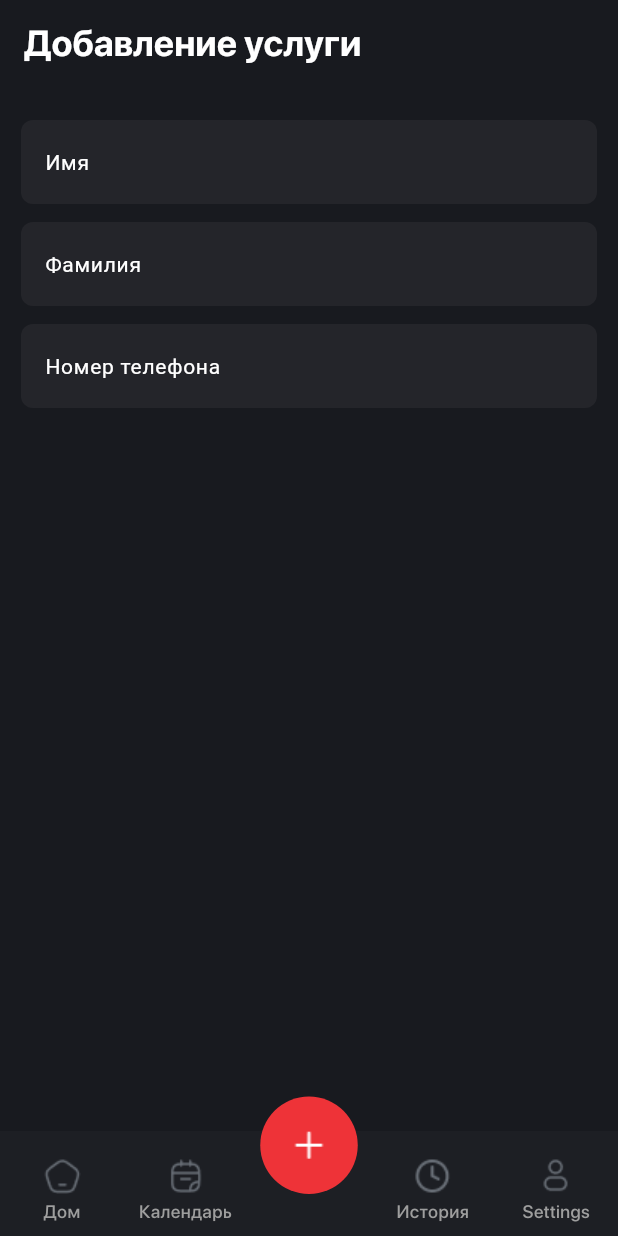
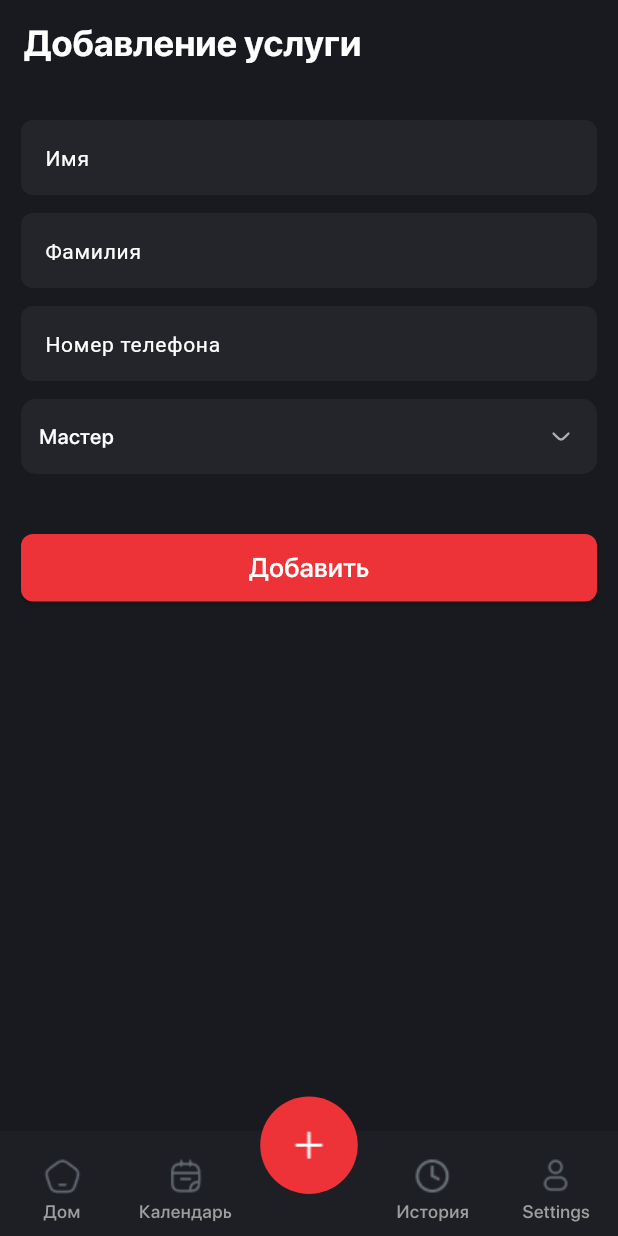
Before and after one commit to rahimov27/a1_workspace, a Flutter app: the screen it shows after launch, item 3 of the bottom bar chosen, on a phone screen of 412 x 824 dp. Run offline on Flutter 3.47's test engine with Material 3 defaults, Android fonts, the phone set to English and light mode, and no system bars; drawn by our look-alikes of persistent_bottom_nav_bar; our stand-ins replace flutter_svg; Roboto replaces fonts that are missing (sf-regualr).

Commit message:
service page added dropdown button and red button

```diff
--- a/lib/app.dart
+++ b/lib/app.dart
@@ -1,4 +1,4 @@
-import 'package:a1_workspace/features/home/presentation/pages/home_page.dart';
+import 'package:a1_workspace/features/login/presentation/pages/login_page.dart';
 import 'package:a1_workspace/shared/theme/theme.dart';
 import 'package:flutter/material.dart';
 
@@ -10,7 +10,7 @@ class App extends StatelessWidget {
     return MaterialApp(
       theme: theme,
       // home: const LoginPage(),
-      home: const HomePage(),
+      home: const LoginPage(),
     );
   }
 }
--- a/lib/features/login/presentation/pages/login_page.dart
+++ b/lib/features/login/presentation/pages/login_page.dart
@@ -38,7 +38,9 @@ class LoginPage extends StatelessWidget {
                   child: ForgotPasswordText(),
                 ),
                 SizedBox(height: 40),
-                AppButtonWIdget()
+                AppButtonWidget(
+                  text: "Войти",
+                )
               ],
             ),
           ),
--- a/lib/features/login/presentation/widgets/app_button_w_idget.dart
+++ b/lib/features/login/presentation/widgets/app_button_w_idget.dart
@@ -1,10 +1,11 @@
 import 'package:a1_workspace/shared/core/styles/app_colors.dart';
 import 'package:flutter/material.dart';
 
-class AppButtonWIdget extends StatelessWidget {
-  const AppButtonWIdget({
-    super.key,
-  });
+class AppButtonWidget extends StatelessWidget {
+  final String text;
+  final double borderRadius;
+  const AppButtonWidget(
+      {super.key, required this.text, this.borderRadius = 12});
 
   @override
   Widget build(BuildContext context) {
@@ -16,12 +17,12 @@ class AppButtonWIdget extends StatelessWidget {
         style: ElevatedButton.styleFrom(
           backgroundColor: AppColors.mainRed,
           shape: RoundedRectangleBorder(
-            borderRadius: BorderRadius.circular(12), // Радиус углов
+            borderRadius: BorderRadius.circular(borderRadius), // Радиус углов
           ),
         ),
-        child: const Text(
-          'Войти',
-          style: TextStyle(
+        child: Text(
+          text,
+          style: const TextStyle(
             fontFamily: "sf-medium",
             fontSize: 18,
             color: AppColors.mainWhite,
--- a/lib/features/service/presentation/pages/service_page.dart
+++ b/lib/features/service/presentation/pages/service_page.dart
@@ -1,10 +1,17 @@
+import 'package:a1_workspace/features/login/presentation/widgets/app_button_w_idget.dart';
 import 'package:a1_workspace/features/service/presentation/widgets/service_text_field.dart';
 import 'package:a1_workspace/shared/core/styles/app_colors.dart';
 import 'package:flutter/material.dart';
+import 'package:flutter_svg/svg.dart';
 
-class ServicePage extends StatelessWidget {
+class ServicePage extends StatefulWidget {
   const ServicePage({super.key});
 
+  @override
+  State<ServicePage> createState() => _ServicePageState();
+}
+
+class _ServicePageState extends State<ServicePage> {
   @override
   Widget build(BuildContext context) {
     return Scaffold(
@@ -36,6 +43,13 @@ class ServicePage extends StatelessWidget {
               ServiceTextField(
                 text: "Номер телефона",
               ),
+              SizedBox(height: 12),
+              CustomDropdownButton(),
+              SizedBox(height: 40),
+              AppButtonWidget(
+                text: "Добавить",
+                borderRadius: 8,
+              )
             ],
           ),
         ),
@@ -43,3 +57,80 @@ class ServicePage extends StatelessWidget {
     );
   }
 }
+
+class CustomDropdownButton extends StatefulWidget {
+  const CustomDropdownButton({super.key});
+
+  @override
+  State<CustomDropdownButton> createState() => _CustomDropdownButtonState();
+}
+
+class _CustomDropdownButtonState extends State<CustomDropdownButton> {
+  String? _selectedValue;
+  final List<String> _options = ["Мастер", "Подмастерье", "Ученик"];
+
+  void _showCustomDropdownMenu(BuildContext context) {
+    final RenderBox renderBox = context.findRenderObject() as RenderBox;
+    final Offset offset = renderBox.localToGlobal(Offset.zero);
+
+    showMenu(
+      context: context,
+      position: RelativeRect.fromLTRB(
+        offset.dx,
+        offset.dy + renderBox.size.height + 5,
+        offset.dx + renderBox.size.width,
+        0,
+      ),
+      items: _options.map((String value) {
+        return PopupMenuItem<String>(
+          value: value,
+          child: Text(
+            value,
+            style: const TextStyle(
+              color: Colors.white,
+              fontSize: 14,
+            ),
+          ),
+        );
+      }).toList(),
+      color: AppColors.mainGrey,
+      shape: RoundedRectangleBorder(
+        borderRadius: BorderRadius.circular(12),
+      ),
+    ).then((String? newValue) {
+      if (newValue != null) {
+        setState(() {
+          _selectedValue = newValue;
+        });
+      }
+    });
+  }
+
+  @override
+  Widget build(BuildContext context) {
+    return GestureDetector(
+      onTap: () => _showCustomDropdownMenu(context),
+      child: Container(
+        height: 50,
+        padding: const EdgeInsets.symmetric(horizontal: 12),
+        decoration: BoxDecoration(
+          color: AppColors.mainGrey,
+          borderRadius: BorderRadius.circular(10),
+        ),
+        child: Row(
+          mainAxisAlignment: MainAxisAlignment.spaceBetween,
+          children: [
+            Text(
+              _selectedValue ?? "Мастер",
+              style: const TextStyle(
+                  fontFamily: "sf-medium",
+                  fontSize: 14,
+                  color: AppColors.mainWhite),
+            ),
+            SvgPicture.asset("assets/svg/down-icon.svg"),
+          ],
+        ),
+      ),
+    );
+  }
+}
--- a/lib/features/service/presentation/widgets/service_text_field.dart
+++ b/lib/features/service/presentation/widgets/service_text_field.dart
@@ -7,7 +7,9 @@ class ServiceTextField extends StatelessWidget {
 
   @override
   Widget build(BuildContext context) {
-    return TextField(
+    return SizedBox(
+      height: 50,
+      child: TextField(
         style: const TextStyle(color: AppColors.mainWhite),
         cursorColor: AppColors.mainRed.withOpacity(0.8),
         decoration: InputDecoration(
@@ -15,7 +17,9 @@ class ServiceTextField extends StatelessWidget {
           fillColor: AppColors.mainGrey,
           hintText: text,
           hintStyle: const TextStyle(
-            fontFamily: "sf-regualr", fontSize: 14, color: AppColors.mainWhite),
+              fontFamily: "sf-regualr",
+              fontSize: 14,
+              color: AppColors.mainWhite),
           focusedBorder: const OutlineInputBorder(
             borderRadius: BorderRadius.all(
               Radius.circular(8),
@@ -34,6 +38,7 @@ class ServiceTextField extends StatelessWidget {
             ),
           ),
         ),
+      ),
     );
   }
 }
--- a/lib/main.dart
+++ b/lib/main.dart
@@ -1,4 +1,5 @@
 import 'package:a1_workspace/features/home/presentation/pages/home_page.dart';
+import 'package:a1_workspace/features/login/presentation/pages/login_page.dart';
 import 'package:a1_workspace/features/service/presentation/pages/service_page.dart';
 import 'package:a1_workspace/shared/core/styles/app_colors.dart';
 import 'package:a1_workspace/shared/theme/theme.dart';
@@ -42,7 +43,7 @@ class _MainMenuState extends State<MainMenu> {
       const HomePage(),
       const ServicePage(),
       const HomePage(),
-      const HomePage(),
+      const LoginPage(),
     ];
   }
 
--- a/pubspec.yaml
+++ b/pubspec.yaml
@@ -36,6 +36,7 @@ dependencies:
   cupertino_icons: ^1.0.8
   flutter_svg: ^2.0.17
   persistent_bottom_nav_bar: ^6.2.1
+  dropdown_button2: ^2.3.9
 
 dev_dependencies:
   flutter_test:
```
Also changed, not shown: assets/svg/down-icon.svg (added), pubspec.lock. Lines whose indentation alone changed are shown as unchanged.
